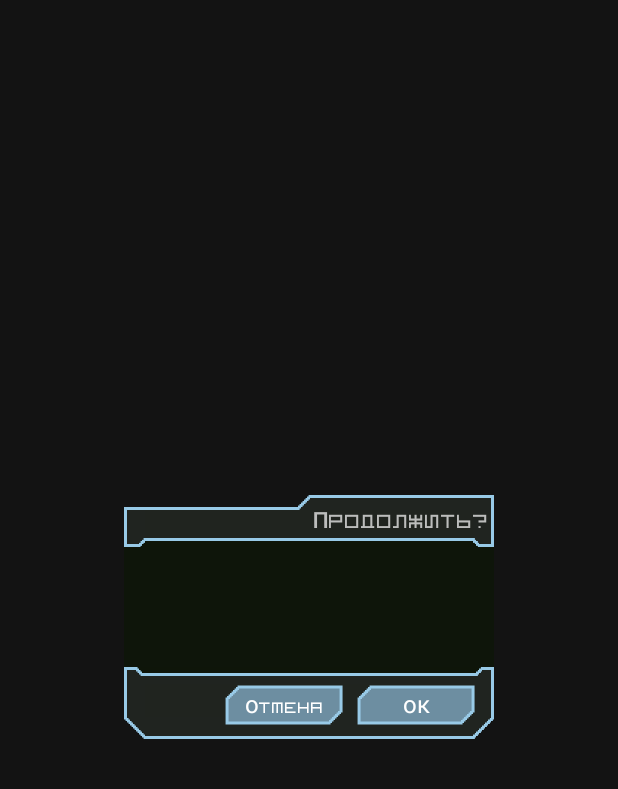
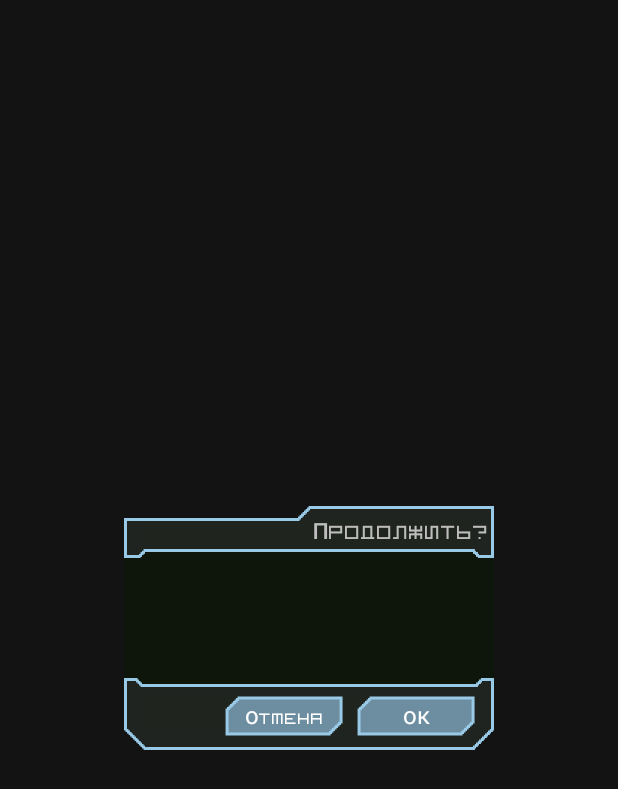
Before and after one commit to IstrajI/Insight, an Android app: the fragment BottomActionConfirmDialog shown on its own in the app's theme, on a phone screen of 412 x 824 dp. Shown: the top 789 px of the screen. Run offline under Robolectric (Android 15) with nearby library versions, the phone set to English and light mode, and no system bars; our stand-ins replace ButterKnife; 1 statement that could not run was skipped.

Commit message:
Added some drawables, working on links to справка

```diff
--- a/app/src/main/java/com/npgames/insight/ui/book/GameBookActivity.java
+++ b/app/src/main/java/com/npgames/insight/ui/book/GameBookActivity.java
@@ -96,8 +96,6 @@ public class GameBookActivity extends BaseMvpActivity implements RecyclerViewLis
         final DisplayMetrics metrics = new DisplayMetrics();
         getWindowManager().getDefaultDisplay().getMetrics(metrics);
         ScreenUtils.init(metrics.widthPixels, metrics.heightPixels);
-
-
     }
 
     @Override
@@ -329,7 +327,7 @@ public class GameBookActivity extends BaseMvpActivity implements RecyclerViewLis
 
         final Bundle bundle = new Bundle();
         bundle.putString(CONFIRMATION_TEXT, getString(R.string.action_confirm_dialog_go_to_main_menu));
-        bundle.putInt(REQUEST_CODE, MED_BAY_CLICK_REQUEST_CODE);
+        bundle.putInt(REQUEST_CODE, MAIN_MENU_REQUEST_CODE);
         bottomActionConfirmDialog.setArguments(bundle);
 
         bottomActionConfirmDialog.setConfirmationListener(this);
--- a/app/src/main/java/com/npgames/insight/ui/book/bottom_new/actions/BottomActionConfirmDialog.java
+++ b/app/src/main/java/com/npgames/insight/ui/book/bottom_new/actions/BottomActionConfirmDialog.java
@@ -8,6 +8,7 @@ import android.os.Bundle;
 import android.support.annotation.NonNull;
 import android.support.annotation.Nullable;
 import android.support.v4.app.DialogFragment;
+import android.text.Layout;
 import android.view.KeyEvent;
 import android.view.LayoutInflater;
 import android.view.MotionEvent;
@@ -38,7 +39,7 @@ public class BottomActionConfirmDialog extends DialogFragment {
     @Override
     public void onStart() {
         super.onStart();
-        getDialog().getWindow().setLayout(ViewGroup.LayoutParams.MATCH_PARENT, ActionBar.LayoutParams.WRAP_CONTENT);
+        getDialog().getWindow().setLayout(ViewGroup.LayoutParams.MATCH_PARENT, ViewGroup.LayoutParams.MATCH_PARENT);
     }
 
     @Nullable
--- a/app/src/main/res/drawable/game_book_action_state.xml
+++ b/app/src/main/res/drawable/game_book_action_state.xml
@@ -2,5 +2,5 @@
 <selector xmlns:android="http://schemas.android.com/apk/res/android">
     <item android:drawable="@drawable/action_button_new_active" android:state_enabled="true" android:state_pressed="true" />
     <item android:drawable="@drawable/action_button_new_2_default" android:state_enabled="true" android:state_pressed="false" />
-    <item android:drawable="@drawable/action_button_new_default" android:state_enabled="false" />
+    <item android:drawable="@drawable/action_button_new_disabled" android:state_enabled="false" />
 </selector>
--- /dev/null
+++ b/app/src/main/res/drawable/selector_menu_button.xml
@@ -0,0 +1,6 @@
+<?xml version="1.0" encoding="utf-8"?>
+<selector xmlns:android="http://schemas.android.com/apk/res/android">
+    <item android:drawable="@drawable/menu_button_active" android:state_enabled="true" android:state_pressed="true" />
+    <item android:drawable="@drawable/menu_button_reworked" android:state_enabled="true" android:state_pressed="false" />
+    <item android:drawable="@drawable/menu_button_reworked" android:state_enabled="false" />
+</selector>
--- a/app/src/main/res/layout/fragment_bottom_action_confirm_dialog.xml
+++ b/app/src/main/res/layout/fragment_bottom_action_confirm_dialog.xml
@@ -23,10 +23,10 @@
         android:layout_height="0dp"
         android:scaleType="fitXY"
         android:src="@drawable/confirm_dialog_top_panel_left"
-        app:layout_constraintBottom_toBottomOf="@+id/bottom_action_confirm_dialog_title_layout"
+        app:layout_constraintBottom_toTopOf="@+id/bottom_action_confirm_dialog_body_layout_scroll_view"
         app:layout_constraintLeft_toRightOf="@+id/guideline_left"
-        app:layout_constraintRight_toLeftOf="@+id/bottom_action_confirm_dialog_title_layout"
-        app:layout_constraintTop_toTopOf="@+id/bottom_action_confirm_dialog_title_layout"/>
+        app:layout_constraintTop_toTopOf="@+id/bottom_action_confirm_dialog_title_layout"
+        app:layout_constraintRight_toLeftOf="@+id/bottom_action_confirm_dialog_title_layout"/>
 
     <FrameLayout
         android:id="@+id/bottom_action_confirm_dialog_title_layout"
@@ -34,7 +34,6 @@
         android:layout_height="wrap_content"
         android:background="@drawable/confirm_dialog_top_panel_right"
         app:layout_constraintRight_toLeftOf="@+id/guideline_right"
-        app:layout_constraintTop_toTopOf="@+id/guideline_top"
         app:layout_constraintBottom_toTopOf="@+id/bottom_action_confirm_dialog_body_layout_scroll_view">
 
         <TextView
@@ -53,13 +52,14 @@
         android:layout_height="wrap_content"
         app:layout_constraintLeft_toRightOf="@+id/guideline_left"
         app:layout_constraintRight_toLeftOf="@+id/guideline_right"
-        app:layout_constraintBottom_toTopOf="@+id/confirm_dialog_buttons_constraint_layout"
-        app:layout_constraintTop_toBottomOf="@+id/bottom_action_confirm_dialog_title_layout" >
+        app:layout_constraintBottom_toTopOf="@+id/guideline_bottom"
+        app:layout_constraintTop_toBottomOf="@+id/guideline_top" >
 
         <TextView
             android:layout_height="wrap_content"
             android:layout_width="match_parent"
             android:minHeight="80dp"
+            android:gravity="center"
             android:id="@+id/bottom_action_confirm_dialog_body_text_view"
             android:background="#e50e1609"
             android:paddingTop="16dp"
@@ -75,7 +75,6 @@
         android:layout_height="wrap_content"
         android:background="@drawable/confirm_dialog_bottom_panel"
         app:layout_constraintLeft_toRightOf="@+id/guideline_left"
-        app:layout_constraintBottom_toBottomOf="@+id/guideline_bottom"
         app:layout_constraintRight_toLeftOf="@+id/guideline_right"
         app:layout_constraintTop_toBottomOf="@+id/bottom_action_confirm_dialog_body_layout_scroll_view">
 
@@ -117,5 +116,4 @@
         android:layout_height="1dp"
         android:orientation="horizontal"
         app:layout_constraintGuide_percent="0.8"/>
-
 </android.support.constraint.ConstraintLayout>
--- a/app/src/main/res/layout/fragment_info_dialog.xml
+++ b/app/src/main/res/layout/fragment_info_dialog.xml
@@ -50,6 +50,7 @@
         android:layout_width="0dp"
         app:layout_constraintHeight_default="wrap"
         android:layout_height="0dp"
+        android:scrollbarThumbVertical="@color/active_color_scheme_2_layer"
         app:layout_constraintLeft_toRightOf="@+id/guideline_left"
         app:layout_constraintRight_toLeftOf="@+id/guideline_right"
         app:layout_constraintTop_toTopOf="@+id/guideline_top"
--- a/app/src/main/res/layout/layout_stats_panel.xml
+++ b/app/src/main/res/layout/layout_stats_panel.xml
@@ -8,7 +8,7 @@
         android:id="@+id/top_panel_menu_button_image_view"
         android:layout_width="64dp"
         android:layout_height="wrap_content"
-        android:src="@drawable/menu_button_reworked"
+        android:src="@drawable/selector_menu_button"
         app:layout_constraintLeft_toLeftOf="parent"
         app:layout_constraintTop_toTopOf="parent" />
 
```
Also changed, not shown: app/src/main/java/com/npgames/insight/ui/book/page/GamePageAdapter.java (+68 -1 lines), app/src/main/res/layout/adapter_game_page_text_item.xml (+4 -3 lines), app/src/main/res/values/colors.xml (+10 -0 lines), app/src/main/res/drawable-xxxhdpi/action_button_new_disabled.9.png (added), app/src/main/res/drawable-xxxhdpi/menu_button_active.9.png (added), app/src/main/res/drawable-xxxhdpi/menu_button_reworked.9.png.
